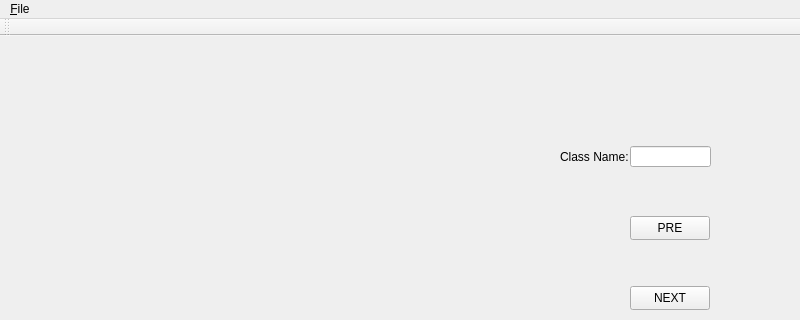
brainxiao/ImgLabel, file mainwindow.ui: the form before one commit; both pictures show x 0 to 800 and y 0 to 320 of the 800 by 600 pixel window.
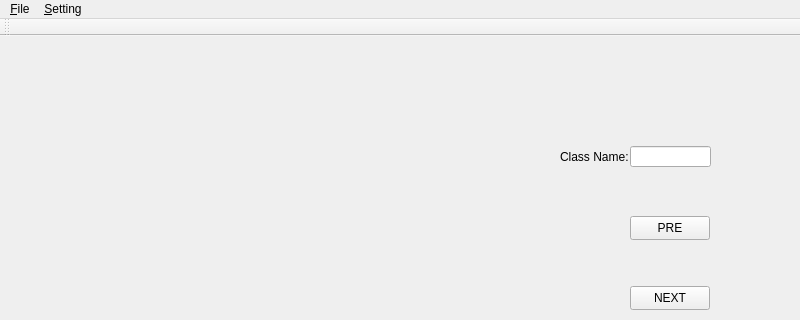
The form after the commit.

The edit to the form file:
```diff
--- a/mainwindow.ui
+++ b/mainwindow.ui
@@ -85,7 +85,14 @@
     <addaction name="action_Open"/>
     <addaction name="action_SaveDir"/>
    </widget>
+   <widget class="QMenu" name="menu_Setting">
+    <property name="title">
+     <string>&amp;Setting</string>
+    </property>
+    <addaction name="action_CameraSetting"/>
+   </widget>
    <addaction name="menu_File"/>
+   <addaction name="menu_Setting"/>
   </widget>
   <widget class="QToolBar" name="mainToolBar">
    <attribute name="toolBarArea">
```
Left out of the diff: 10 changed lines with no effect on the pictures.
